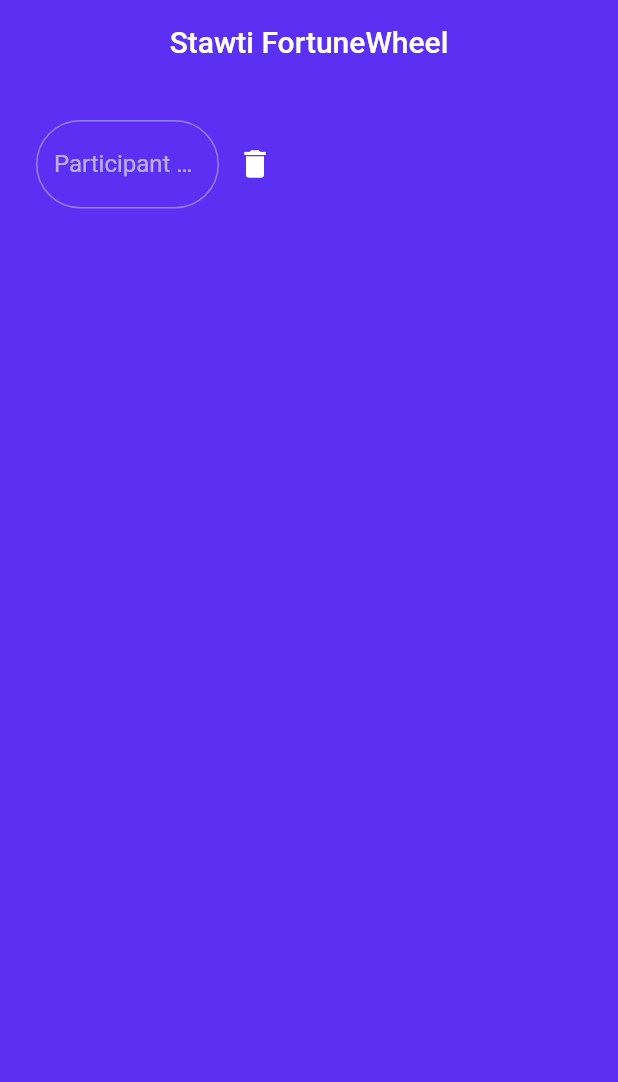
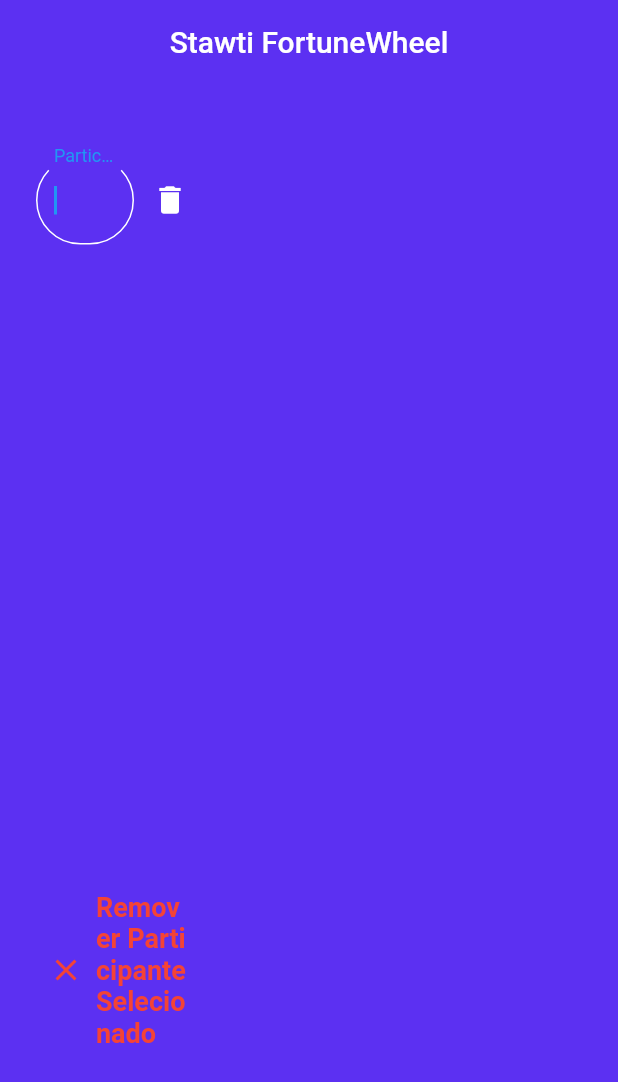
Before and after one commit to thaysg/animations_app, a Flutter app: the screen it shows after launch, on a phone screen of 412 x 824 dp. Shown: the top 1082 px of the screen. Run offline on Flutter 3.47's test engine with Material 2 defaults, Android fonts, the phone set to English and light mode, and no system bars; our stand-ins replace flutter_fortune_wheel, get.

Commit message:
new features

```diff
--- a/lib/presentation/home/home_page.dart
+++ b/lib/presentation/home/home_page.dart
@@ -30,11 +30,15 @@ class HomePage extends StatelessWidget {
                     GetBuilder<HomeController>(
                       init: HomeController(),
                       builder: (_controller) {
-                        return TextFormFieldWidget(
+                        return Padding(
+                          padding: const EdgeInsets.only(top: 24.0),
+                          child: TextFormFieldWidget(
+                            onFieldSubmitted: _controller.onFieldSubmitted,
                             controller: _controller.controller,
                             validator: _controller.validateString,
                             onChanged: _controller.onChangeString,
                             onTap: _controller.clearParticipants,
+                          ),
                         );
                       },
                     ),
@@ -52,10 +56,37 @@ class HomePage extends StatelessWidget {
                             itemCount: _controller.participants.length,
                             itemBuilder: (_, int idx) {
                               return Text(
-                                _controller.participants[idx] + ', ',
+                                _controller.participants[idx] + ' ',
                                 maxLines: 5,
                               );
                             },
+                          );
+                        },
+                      ),
+                    ),
+                    Expanded(
+                      child: GetBuilder<HomeController>(
+                        init: HomeController(),
+                        builder: (_controller) {
+                          return Align(
+                            alignment: Alignment.centerLeft,
+                            child: TextButton.icon(
+                              onPressed: () {
+                                _controller.removeParticipant();
+                              },
+                              icon: const Icon(
+                                Icons.close,
+                                color: Colors.red,
+                              ),
+                              label: const Text(
+                                'Remover Participante Selecionado',
+                                style: TextStyle(
+                                  fontSize: 18,
+                                  fontWeight: FontWeight.bold,
+                                  color: Colors.red,
+                                ),
+                              ),
+                            ),
                           );
                         },
                       ),
@@ -65,7 +96,10 @@ class HomePage extends StatelessWidget {
               ),
               const SizedBox(width: 24.0),
               Expanded(
-                child: GetBuilder<HomeController>(
+                flex: 2,
+                child: Column(
+                  children: [
+                    GetBuilder<HomeController>(
                       init: HomeController(),
                       builder: (_controller) {
                         if (_controller.participants.isNotEmpty &&
@@ -97,7 +131,6 @@ class HomePage extends StatelessWidget {
                         return const SizedBox();
                       },
                     ),
-              ),
                     const SizedBox(height: 16.0),
                     GetBuilder<HomeController>(
                       init: HomeController(),
@@ -109,7 +142,8 @@ class HomePage extends StatelessWidget {
                               () => _controller.selectedValue,
                             ),
                             builder: (_, snapshot) {
-                        if (snapshot.connectionState == ConnectionState.done) {
+                              if (snapshot.connectionState ==
+                                  ConnectionState.done) {
                                 return Text(
                                   'Winner: ${_controller.participants[_controller.selectedValue!]}',
                                   style: const TextStyle(
@@ -128,6 +162,9 @@ class HomePage extends StatelessWidget {
                   ],
                 ),
               ),
+            ],
+          ),
+        ),
       ),
     );
   }
--- a/lib/presentation/home/widgets/fortune_whell_widget.dart
+++ b/lib/presentation/home/widgets/fortune_whell_widget.dart
@@ -19,7 +19,7 @@ class FortuneWhellWidget extends StatelessWidget {
   @override
   Widget build(BuildContext context) {
     return SizedBox(
-      height: MediaQuery.of(context).size.height * 0.8,
+      height: MediaQuery.of(context).size.height * 0.7,
       child: GestureDetector(
         onTap: onTap,
         child: FortuneWheel(
--- a/lib/presentation/home/widgets/text_form_field_widget.dart
+++ b/lib/presentation/home/widgets/text_form_field_widget.dart
@@ -5,6 +5,7 @@ class TextFormFieldWidget extends StatelessWidget {
   final Function(String) onChanged;
   final FormFieldValidator<String> validator;
   final VoidCallback onTap;
+  final Function(String)? onFieldSubmitted;
 
   const TextFormFieldWidget({
     Key? key,
@@ -12,6 +13,7 @@ class TextFormFieldWidget extends StatelessWidget {
     required this.onChanged,
     required this.validator,
     required this.onTap,
+    required this.onFieldSubmitted,
   }) : super(key: key);
 
   @override
@@ -20,6 +22,8 @@ class TextFormFieldWidget extends StatelessWidget {
       children: [
         Expanded(
           child: TextFormField(
+            autofocus: true,
+            onFieldSubmitted: onFieldSubmitted,
             decoration: InputDecoration(
               fillColor: Colors.white,
               labelText: 'Participant Name',
```
Also changed, not shown: lib/presentation/home/home_controller.dart (+16 -12 lines). Lines whose indentation alone changed are shown as unchanged.
